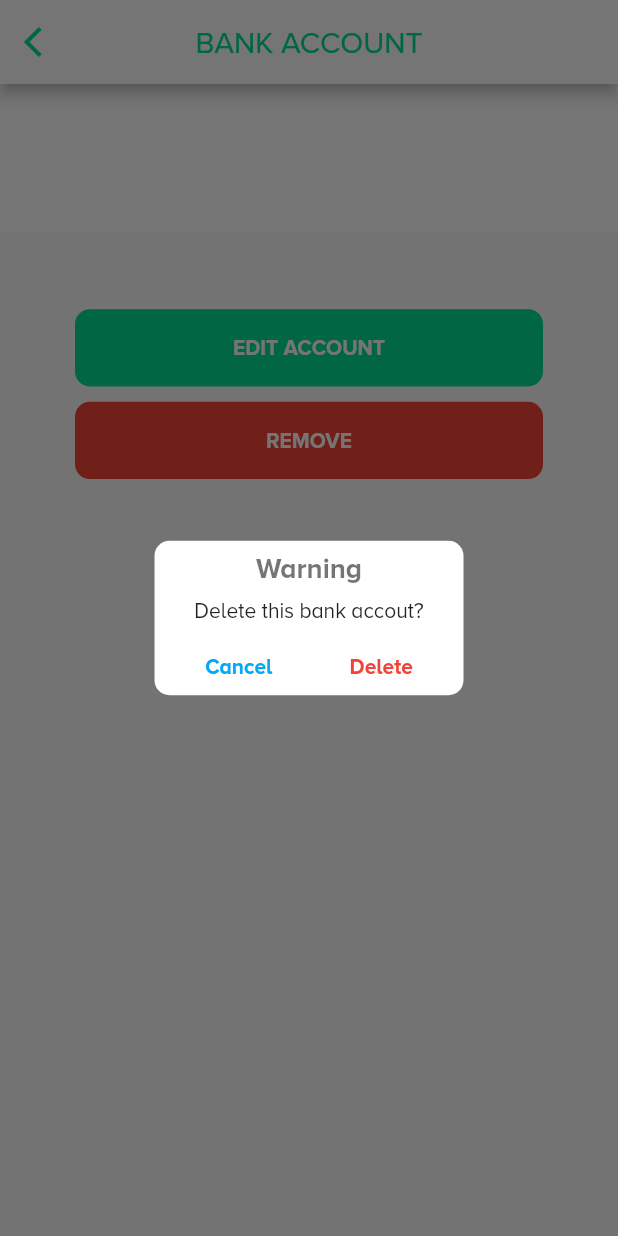
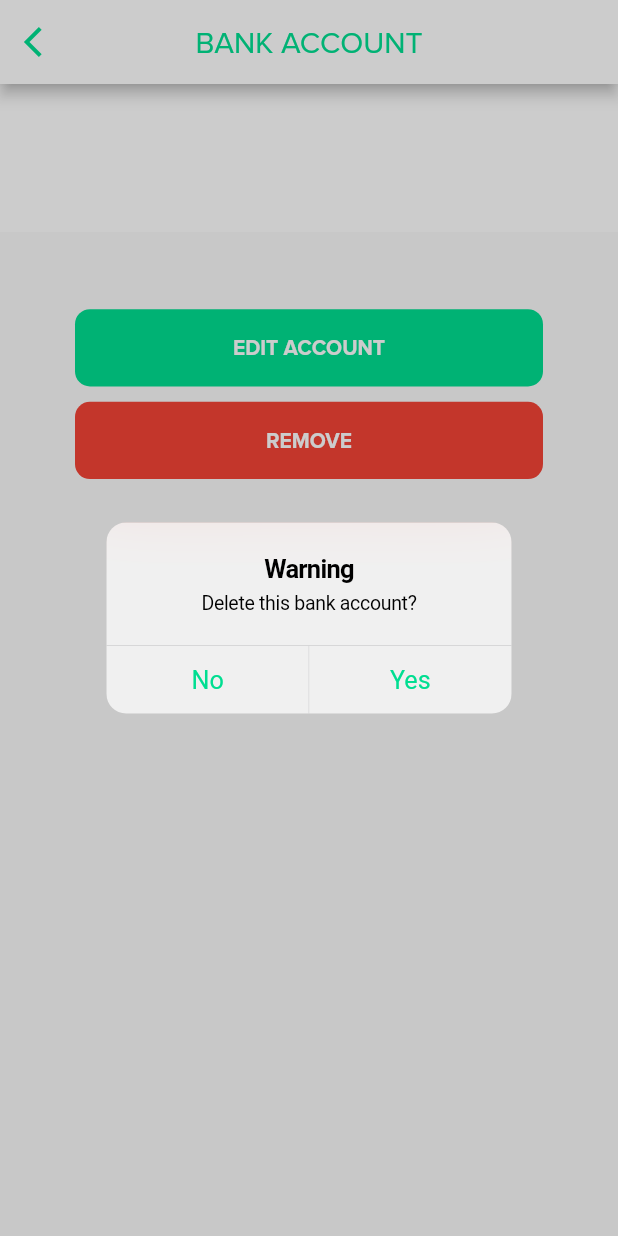
Before and after one commit to adorufus/eventevent-backup, a Flutter app: the BankOptions screen opened directly with empty values, after a tap on "REMOVE", on a phone screen of 412 x 824 dp. Run offline on Flutter 3.47's test engine with Material 2 defaults, Android fonts, the phone set to English and light mode, and no system bars; our stand-ins replace auto_size_text, bloc, cached_network_image, camera, carousel_pro, carousel_slider and 35 more; missing offline and left inert: clevertap_flutter, flutter_barcode_scanner, flutter_branch_sdk, flutter_cupertino_date_picker, flutter_facebook_login, flutter_statusbarcolor and 10 more; accounts and stored records are empty.

Commit message:
fix bugs

```diff
--- a/lib/Widgets/Home/MyTicket.dart
+++ b/lib/Widgets/Home/MyTicket.dart
@@ -21,7 +21,7 @@ class _MyTicketState extends State<MyTicket> {
   List filteredTickets = new List();
   List tickets = new List();
   RefreshController refreshController =
-      RefreshController(initialRefresh: false);
+      RefreshController(initialRefresh: true);
   TextEditingController searchController = new TextEditingController();
 
   int newPage = 0;
--- a/lib/Widgets/ManageEvent/PublicEventList.dart
+++ b/lib/Widgets/ManageEvent/PublicEventList.dart
@@ -244,7 +244,7 @@ class PublicEventListState extends State<PublicEventList> {
                               context,
                               MaterialPageRoute(
                                   builder: (BuildContext context) =>
-                                      EventDetailLoadingScreen(eventId: publicData[i]['id'])));
+                                      EventDetailLoadingScreen(eventId: publicData[i]['eventID'])));
                         },
                         child: new LatestEventItem(
                           image: publicData[i]['picture'],
--- a/lib/Widgets/ProfileWidget/SettingsComponent/BankOptions.dart
+++ b/lib/Widgets/ProfileWidget/SettingsComponent/BankOptions.dart
@@ -1,16 +1,25 @@
 import 'package:eventevent/helper/API/baseApi.dart';
 import 'package:eventevent/helper/colorsManagement.dart';
-import 'package:flutter/material.dart'; import 'package:flutter_screenutil/flutter_screenutil.dart';
+import 'package:flutter/cupertino.dart';
+import 'package:flutter/material.dart';
+import 'package:flutter_screenutil/flutter_screenutil.dart';
 import 'package:http/http.dart' as http;
 import 'package:shared_preferences/shared_preferences.dart';
 
-class BankOptions extends StatefulWidget{
+class BankOptions extends StatefulWidget {
   final userBankId;
   final accountName;
   final bankName;
   final accountNumber;
+  final bankIndex;
 
-  const BankOptions({Key key, this.userBankId, this.accountName, this.bankName, this.accountNumber}) : super(key: key);
+  const BankOptions(
+      {Key key,
+      this.userBankId,
+      this.accountName,
+      this.bankName,
+      this.accountNumber, this.bankIndex})
+      : super(key: key);
 
   @override
   State<StatefulWidget> createState() {
@@ -18,9 +27,10 @@ class BankOptions extends StatefulWidget{
   }
 }
 
-class BankOptionsState extends State<BankOptions>{
+class BankOptionsState extends State<BankOptions> {
   @override
-  Widget build(BuildContext context) { double defaultScreenWidth = 400.0;
+  Widget build(BuildContext context) {
+    double defaultScreenWidth = 400.0;
     double defaultScreenHeight = 810.0;
 
     ScreenUtil.instance = ScreenUtil(
@@ -32,137 +42,115 @@ class BankOptionsState extends State<BankOptions>{
       appBar: AppBar(
         backgroundColor: Colors.white,
         leading: GestureDetector(
-          onTap:(){
+          onTap: () {
             Navigator.pop(context);
           },
-          child: Icon(Icons.arrow_back_ios, color: eventajaGreenTeal,),
+          child: Icon(
+            Icons.arrow_back_ios,
+            color: eventajaGreenTeal,
+          ),
         ),
         centerTitle: true,
-        title: Text('BANK ACCOUNT', style: TextStyle(color: eventajaGreenTeal),),
+        title: Text(
+          'BANK ACCOUNT',
+          style: TextStyle(color: eventajaGreenTeal),
         ),
-      body: ListView(
-        children: <Widget>[
+      ),
+      body: ListView(children: <Widget>[
         Container(
           padding: EdgeInsets.all(15),
           color: Colors.white,
           child: Column(
             children: <Widget>[
               Text(widget.accountName),
-                SizedBox(height: ScreenUtil.instance.setWidth(10),),
+              SizedBox(
+                height: ScreenUtil.instance.setWidth(10),
+              ),
               Text(widget.bankName),
-                SizedBox(height: ScreenUtil.instance.setWidth(10),),
+              SizedBox(
+                height: ScreenUtil.instance.setWidth(10),
+              ),
               Text(widget.accountNumber)
             ],
           ),
         ),
-          SizedBox(height: ScreenUtil.instance.setWidth(50),),
+        SizedBox(
+          height: ScreenUtil.instance.setWidth(50),
+        ),
         Container(
           margin: EdgeInsets.symmetric(horizontal: 50),
           decoration: BoxDecoration(
               color: eventajaGreenTeal,
-              borderRadius: BorderRadius.circular(10)
-            ),
+              borderRadius: BorderRadius.circular(10)),
           height: ScreenUtil.instance.setWidth(50),
           child: Center(
-              child: Text('EDIT ACCOUNT', style: TextStyle(color: Colors.white, fontWeight: FontWeight.bold)),
+            child: Text('EDIT ACCOUNT',
+                style: TextStyle(
+                    color: Colors.white, fontWeight: FontWeight.bold)),
           ),
         ),
-          SizedBox(height: ScreenUtil.instance.setWidth(10),),
+        SizedBox(
+          height: ScreenUtil.instance.setWidth(10),
+        ),
         GestureDetector(
-            onTap: (){
-              showDialog(
+          onTap: () {
+            showCupertinoDialog(
                 context: context,
-                builder: (BuildContext context){
-                  return GestureDetector(
-                      onTap: (){
+                builder: (context) {
+                  return CupertinoAlertDialog(
+                    title: Text('Warning'),
+                    content: Text('Delete this bank account?'),
+                    actions: <Widget>[
+                      CupertinoDialogAction(
+                        child: Text('No'),
+                        onPressed: () {
                           Navigator.pop(context);
                         },
-                      child: Material(
-                        color: Colors.transparent,
-                        child: Center(
-                          child: Container(
-                            padding: EdgeInsets.symmetric(horizontal: 8, vertical: 8),
-                            decoration: BoxDecoration(
-                                color: Colors.white,
-                                borderRadius: BorderRadius.circular(10)
                       ),
-                            height: ScreenUtil.instance.setWidth(100),
-                            width: ScreenUtil.instance.setWidth(200),
-                            child: Column(
-                              children: <Widget>[
-                                Text('Warning', style: TextStyle(color: Colors.black54,fontSize: ScreenUtil.instance.setSp(18), fontWeight: FontWeight.bold),),
-                                SizedBox(height: ScreenUtil.instance.setWidth(10),),
-                                Text('Delete this bank accout?', textAlign: TextAlign.center,),
-                                SizedBox(
-                                  height: ScreenUtil.instance.setWidth(20),
-                                ),
-                                Row(
-                                  mainAxisAlignment: MainAxisAlignment.center,
-                                  children: <Widget>[
-                                    GestureDetector(
-                                      onTap: (){
-                                        Navigator.pop(context);
-                                      },
-                                      child: Text('Cancel', style: TextStyle(color: Colors.lightBlue, fontWeight: FontWeight.bold),),
-                                    ),
-                                    SizedBox(
-                                      width: ScreenUtil.instance.setWidth(50),
-                                    ),
-                                    GestureDetector(
-                                      onTap: (){
-                                        deleteBankAccount().then((response){
+                      CupertinoDialogAction(
+                        child: Text('Yes'),
+                        onPressed: () {
+                          deleteBankAccount().then((response) {
                             print(response.statusCode);
                             print(response.body);
-                                          if(response.statusCode == 200){
+                            if (response.statusCode == 200) {
                               Navigator.pop(context);
+                              Navigator.pop(context, widget.bankIndex);
                             }
                           });
                         },
-                                      child: Text('Delete', style: TextStyle(color: Colors.red, fontWeight: FontWeight.bold)),
-                                    )
-
-                                  ],
                       )
                     ],
-                            ),
-                          ),
-                        ),
-                      ),
                   );
-                }
-              );
+                });
           },
           child: Container(
             margin: EdgeInsets.symmetric(horizontal: 50),
             decoration: BoxDecoration(
-                color: Colors.red,
-                borderRadius: BorderRadius.circular(10)
-              ),
+                color: Colors.red, borderRadius: BorderRadius.circular(10)),
             height: ScreenUtil.instance.setWidth(50),
             child: Center(
-                child: Text('REMOVE', style: TextStyle(color: Colors.white, fontWeight: FontWeight.bold)),
+              child: Text('REMOVE',
+                  style: TextStyle(
+                      color: Colors.white, fontWeight: FontWeight.bold)),
             ),
           ),
         )
-        ]
-      ),
+      ]),
     );
   }
 
-  Future<http.Response> deleteBankAccount() async{
+  Future<http.Response> deleteBankAccount() async {
     SharedPreferences prefs = await SharedPreferences.getInstance();
 
     String url = BaseApi().apiUrl + '/user_bank/delete';
 
-    final response = http.delete(
-      url,
-      headers: {
+    final response = http.delete(url, headers: {
       'Authorization': AUTHORIZATION_KEY,
       'cookie': prefs.getString('Session'),
       'id': widget.userBankId,
       'X-API-KEY': API_KEY
-      }
-    );
+    });
 
     return response;
   }
--- a/lib/Widgets/ProfileWidget/SettingsWidget.dart
+++ b/lib/Widgets/ProfileWidget/SettingsWidget.dart
@@ -8,6 +8,7 @@ import 'package:eventevent/Widgets/RecycleableWidget/WithdrawBank.dart';
 import 'package:eventevent/Widgets/loginRegisterWidget.dart';
 import 'package:eventevent/helper/API/apiHelper.dart';
 import 'package:eventevent/helper/API/baseApi.dart';
+import 'package:eventevent/helper/WebView.dart';
 import 'package:eventevent/helper/colorsManagement.dart';
 import 'package:flutter/material.dart';
 import 'package:flutter_screenutil/flutter_screenutil.dart';
@@ -446,7 +447,9 @@ class _SettingsWidgetState extends State<SettingsWidget> {
                             context,
                             MaterialPageRoute(
                                 builder: (BuildContext context) =>
-                                    PrivacyPolicy()));
+                                    WebViewTest(
+                                      url: 'https://eventevent.com/opensourcelibrary',
+                                    )));
                       },
                       child: Container(
                         width: MediaQuery.of(context).size.width,
--- a/lib/Widgets/Transaction/ProcessingPayment.dart
+++ b/lib/Widgets/Transaction/ProcessingPayment.dart
@@ -400,6 +400,7 @@ class _ProcessingPaymentState extends State<ProcessingPayment> {
                   height: 20,
                   child: LiquidLinearProgressIndicator(
                     backgroundColor: Color(0xff8a8a8b),
+                    borderRadius: 15,
                     valueColor: AlwaysStoppedAnimation(eventajaGreenTeal),
                     direction: Axis.horizontal,
                     value: progress,
--- a/lib/Widgets/eventCatalogWidget.dart
+++ b/lib/Widgets/eventCatalogWidget.dart
@@ -208,11 +208,11 @@ class _EventCatalogState extends State<EventCatalog>
             builder: (BuildContext context) {
               return GestureDetector(
                   onTap: () {
-                    if (bannerData['type'] == 'event') {
+                    if (bannerData['type'] == 'event' && bannerData['eventID'] != "") {
                       Navigator.push(context,
                           MaterialPageRoute(builder: (context) {
                         return EventDetailLoadingScreen(
-                            eventId: bannerData['eventId']);
+                            eventId: bannerData['eventID']);
                         // EventDetailsConstructView(
                         //     id: bannerData['eventID'],
                         //     name: bannerData['name'],
--- a/lib/main.dart
+++ b/lib/main.dart
@@ -104,8 +104,8 @@ class _RunAppState extends State<RunApp> {
       // home: CrashlyticsTester(),
       home: AnnotatedRegion<SystemUiOverlayStyle>(
         value: SystemUiOverlayStyle(
-            statusBarColor: eventajaGreenTeal,
-            statusBarIconBrightness: Brightness.light),
+            statusBarColor: Colors.white,
+            statusBarIconBrightness: Brightness.dark),
         child: SplashScreen(
             analytics: RunApp.analytics, observer: RunApp.observer),
       ),
```
Also changed, not shown: lib/Widgets/RecycleableWidget/WithdrawBank.dart (+6 -1 lines), lib/Widgets/SplashScreen.dart (+30 -17 lines), lib/Widgets/timeline/UserMediaDetail.dart (+4 -3 lines), lib/Widgets/timeline/UserTimelineItem.dart (+20 -6 lines). Lines whose indentation alone changed are shown as unchanged.
